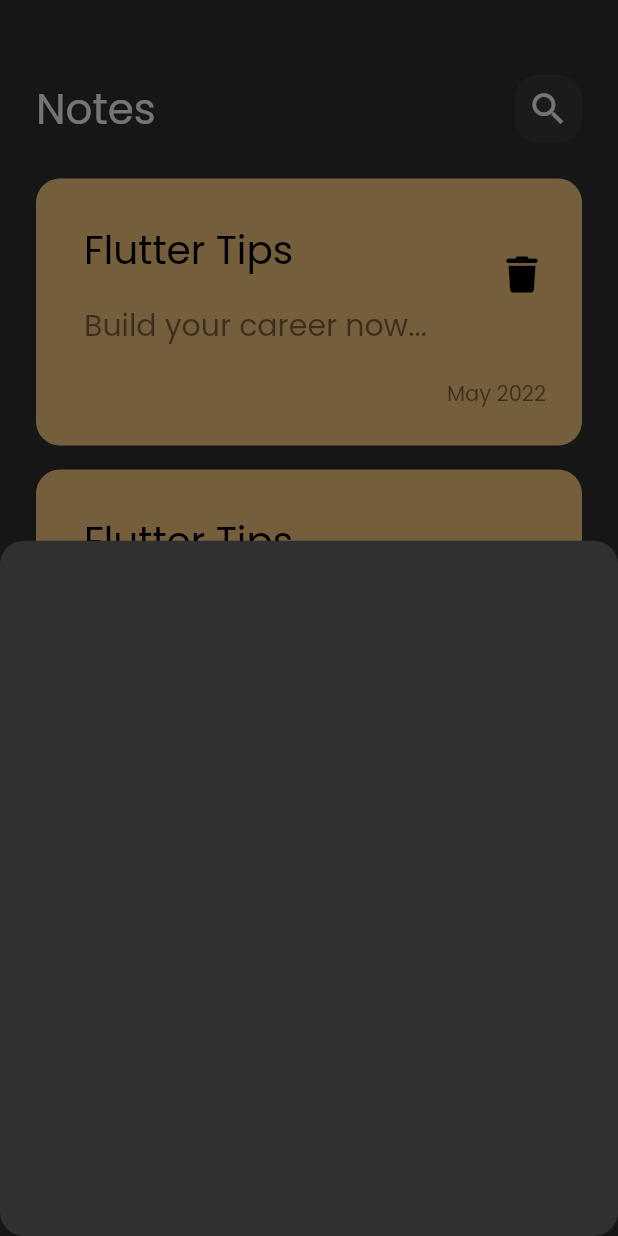
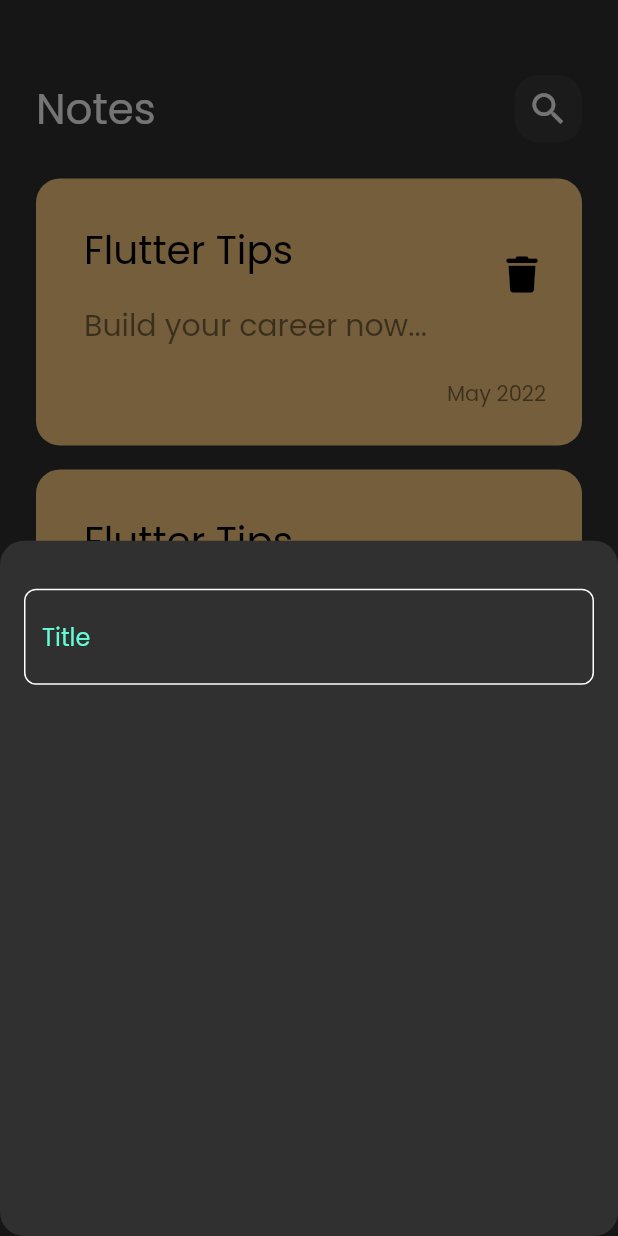
Before and after one commit to YoussefM50/notes_app_hive, a Flutter app: the screen it shows after launch, after a tap on the "add" icon, on a phone screen of 412 x 824 dp. Run offline on Flutter 3.47's test engine with Material 2 defaults, Android fonts, the phone set to English and light mode, and no system bars; our stand-ins replace font_awesome_flutter.

Commit message:
create custom text field

```diff
--- /dev/null
+++ b/lib/constants.dart
@@ -0,0 +1,3 @@
+import 'package:flutter/material.dart';
+
+const kPrimaryColor = Color(0xff62FCD7);
--- a/lib/views/widgets/add_bottom_model_sheet.dart
+++ b/lib/views/widgets/add_bottom_model_sheet.dart
@@ -1,10 +1,21 @@
 import 'package:flutter/material.dart';
+import 'package:notes_app_hive/views/widgets/custom_text_fielsd.dart';
 
 class AddBottomModelSheet extends StatelessWidget {
   const AddBottomModelSheet({super.key});
 
   @override
   Widget build(BuildContext context) {
-    return  Container();
+    return Padding(
+      padding: const EdgeInsets.symmetric(horizontal: 16),
+      child: Column(
+        children: const [
+          SizedBox(
+            height: 32,
+          ),
+          CustomTextField()
+        ],
+      ),
+    );
   }
 }
--- /dev/null
+++ b/lib/views/widgets/custom_text_fielsd.dart
@@ -0,0 +1,27 @@
+import 'package:flutter/material.dart';
+import 'package:notes_app_hive/constants.dart';
+
+class CustomTextField extends StatelessWidget {
+  const CustomTextField({super.key});
+
+  @override
+  Widget build(BuildContext context) {
+    return TextField(
+      cursorColor: kPrimaryColor,
+      decoration: InputDecoration(
+          hintText: 'Title',
+          hintStyle: const TextStyle(color: kPrimaryColor),
+          border: buildborder(),
+          enabledBorder: buildborder(),
+          focusedBorder: buildborder(kPrimaryColor)),
+    );
+  }
+
+  OutlineInputBorder buildborder([color]) {
+    return OutlineInputBorder(
+        borderRadius: BorderRadius.circular(8),
+        borderSide: BorderSide(
+          color: color ?? Colors.white,
+        ));
+  }
+}
```
